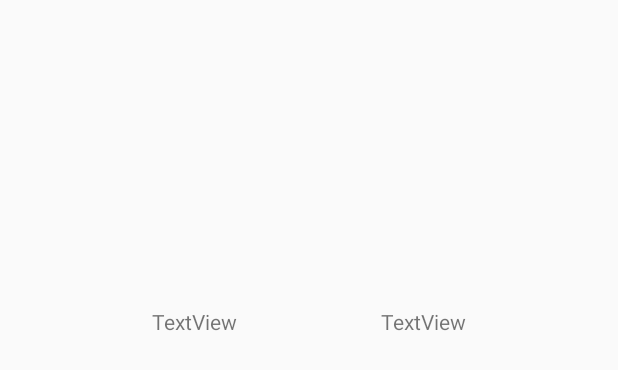
After one commit to UCsongi/PlanningPokerSQLite, an Android app: the layout adapter_summary.xml on its own in the app's theme, with its tools: preview values and no code run, on a phone screen of 412 x 824 dp. The commit adds this screen. Shown: the top 370 px of the screen. Run offline under Robolectric (Android 15) with nearby library versions, the phone set to English and light mode, and no system bars.

Commit message:
create SummaryAdapter and SummaryFragment

```diff
--- a/app/build.gradle
+++ b/app/build.gradle
@@ -16,6 +16,9 @@ android {
             proguardFiles getDefaultProguardFile('proguard-android-optimize.txt'), 'proguard-rules.pro'
         }
     }
+    compileOptions {
+        sourceCompatibility = 1.8
+    }
 }
 
 dependencies {
--- /dev/null
+++ b/app/src/main/res/layout/adapter_summary.xml
@@ -0,0 +1,26 @@
+<?xml version="1.0" encoding="utf-8"?>
+<RelativeLayout xmlns:android="http://schemas.android.com/apk/res/android"
+    android:layout_width="match_parent" android:layout_height="match_parent">
+
+    <TextView
+        android:id="@+id/rating"
+        android:layout_width="wrap_content"
+        android:layout_height="wrap_content"
+        android:layout_alignParentBottom="true"
+        android:layout_alignParentEnd="true"
+        android:layout_marginBottom="600dp"
+        android:layout_marginEnd="101dp"
+        android:text="TextView" />
+
+    <TextView
+        android:id="@+id/task"
+        android:layout_width="66dp"
+        android:layout_height="wrap_content"
+        android:layout_alignParentBottom="true"
+        android:layout_alignParentStart="true"
+        android:layout_marginBottom="600dp"
+        android:layout_marginEnd="85dp"
+        android:layout_marginStart="101dp"
+        android:layout_toStartOf="@+id/rating"
+        android:text="TextView" />
+</RelativeLayout>
```
Also changed, not shown: app/src/main/java/com/example/ppa/Fragments/SummaryFragment.java (+51 -5 lines), app/src/main/java/com/example/ppa/SummaryAdapter.java (added, +59 -0 lines), app/src/main/res/layout/fragment_summary.xml (+4 -5 lines).
